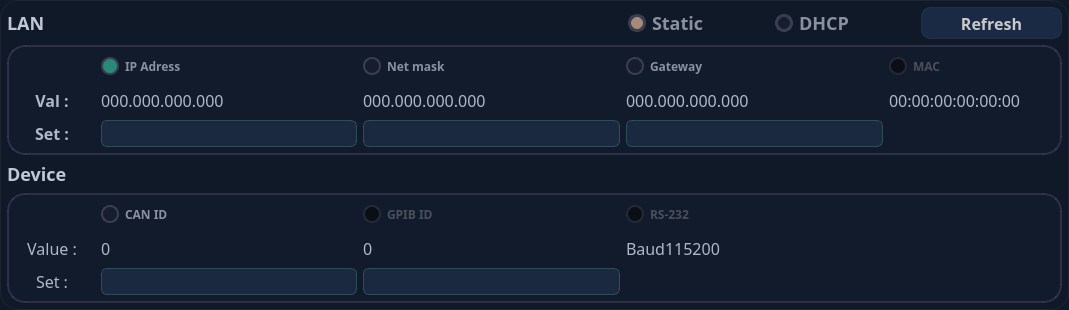
Before: the Qt Designer form widgets/devicesetting.ui in housir-debug/Leacesy_M3506, drawn with Qt 5.
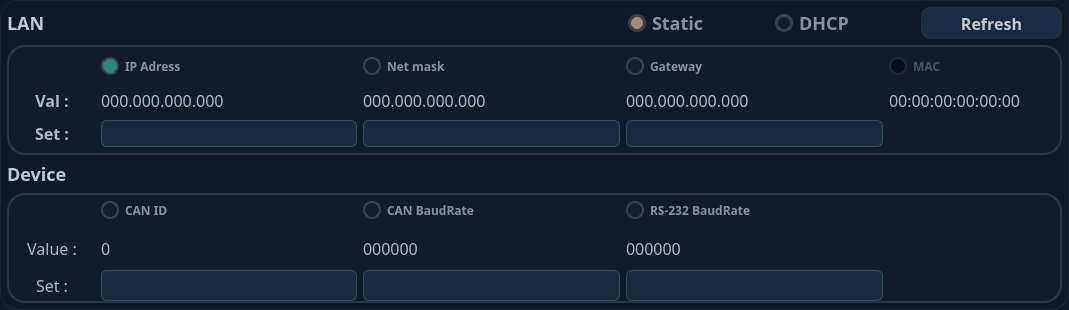
After: the same form once the commit is applied.

Diff of the .ui file:
```diff
--- a/widgets/devicesetting.ui
+++ b/widgets/devicesetting.ui
@@ -861,7 +861,7 @@
     font-size: 16px;
 }
 
-#canidvaluelabel, #gpibvaluelabel {
+#canidvaluelabel, #canbaudvaluelabel ,#rs232baudvaluelabel{
     color: #E0E8F0;
     background-color: #1A2840;
     border: 1px solid rgba(90, 180, 160, 0.3);
@@ -883,13 +883,13 @@
        <number>0</number>
       </property>
       <property name="topMargin">
-       <number>6</number>
+       <number>0</number>
       </property>
       <property name="rightMargin">
        <number>0</number>
       </property>
       <property name="bottomMargin">
-       <number>6</number>
+       <number>0</number>
       </property>
       <item row="0" column="1">
        <widget class="QRadioButton" name="canidradioButton">
@@ -930,17 +930,52 @@
         </attribute>
        </widget>
       </item>
-      <item row="1" column="4">
-       <widget class="QLabel" name="label_19">
+      <item row="0" column="2">
+       <widget class="QRadioButton" name="canbaudradioButton">
+        <property name="enabled">
+         <bool>true</bool>
+        </property>
+        <property name="sizePolicy">
+         <sizepolicy hsizetype="Preferred" vsizetype="Preferred">
+          <horstretch>0</horstretch>
+          <verstretch>0</verstretch>
+         </sizepolicy>
+        </property>
+        <property name="font">
+         <font>
+          <family>WenQuanYi Micro Hei</family>
+          <pointsize>-1</pointsize>
+          <weight>75</weight>
+          <bold>true</bold>
+         </font>
+        </property>
+        <property name="cursor">
+         <cursorShape>BlankCursor</cursorShape>
+        </property>
+        <property name="mouseTracking">
+         <bool>false</bool>
+        </property>
+        <property name="focusPolicy">
+         <enum>Qt::NoFocus</enum>
+        </property>
+        <property name="contextMenuPolicy">
+         <enum>Qt::NoContextMenu</enum>
+        </property>
         <property name="text">
-         <string/>
+         <string>CAN BaudRate</string>
         </property>
+        <property name="checked">
+         <bool>false</bool>
+        </property>
+        <attribute name="buttonGroup">
+         <string notr="true">buttonGroup</string>
+        </attribute>
        </widget>
       </item>
       <item row="0" column="3">
        <widget class="QRadioButton" name="rs232radioButton">
         <property name="enabled">
-         <bool>false</bool>
+         <bool>true</bool>
         </property>
         <property name="sizePolicy">
          <sizepolicy hsizetype="Preferred" vsizetype="Preferred">
@@ -969,7 +1004,10 @@
          <enum>Qt::NoContextMenu</enum>
         </property>
         <property name="text">
-         <string>RS-232</string>
+         <string>RS-232 BaudRate</string>
+        </property>
+        <property name="checkable">
+         <bool>true</bool>
         </property>
         <property name="checked">
          <bool>false</bool>
@@ -979,28 +1017,6 @@
         </attribute>
        </widget>
       </item>
-      <item row="2" column="1">
-       <widget class="QLabel" name="canidvaluelabel">
-        <property name="font">
-         <font>
-          <family>WenQuanYi Micro Hei</family>
-          <pointsize>-1</pointsize>
-         </font>
-        </property>
-        <property name="cursor">
-         <cursorShape>BlankCursor</cursorShape>
-        </property>
-        <property name="contextMenuPolicy">
-         <enum>Qt::NoContextMenu</enum>
-        </property>
-        <property name="lineWidth">
-         <number>0</number>
-        </property>
-        <property name="text">
-         <string/>
-        </property>
-       </widget>
-      </item>
       <item row="1" column="0">
        <widget class="QLabel" name="devicevaluelabel">
         <property name="font">
@@ -1026,8 +1042,8 @@
         </property>
        </widget>
       </item>
-      <item row="1" column="3">
-       <widget class="QLabel" name="rs232label">
+      <item row="1" column="1">
+       <widget class="QLabel" name="canidlabel">
         <property name="font">
          <font>
           <family>WenQuanYi Micro Hei</family>
@@ -1044,36 +1060,7 @@
          <number>0</number>
         </property>
         <property name="text">
-         <string>Baud115200</string>
-        </property>
-       </widget>
-      </item>
-      <item row="2" column="2">
-       <widget class="QLabel" name="gpibvaluelabel">
-        <property name="font">
-         <font>
-          <family>WenQuanYi Micro Hei</family>
-          <pointsize>-1</pointsize>
-         </font>
-        </property>
-        <property name="cursor">
-         <cursorShape>BlankCursor</cursorShape>
-        </property>
-        <property name="contextMenuPolicy">
-         <enum>Qt::NoContextMenu</enum>
-        </property>
-        <property name="lineWidth">
-         <number>0</number>
-        </property>
-        <property name="text">
-         <string/>
-        </property>
-       </widget>
-      </item>
-      <item row="2" column="4">
-       <widget class="QLabel" name="label_21">
-        <property name="text">
-         <string/>
+         <string>0</string>
         </property>
        </widget>
       </item>
@@ -1095,27 +1082,16 @@
          <number>0</number>
         </property>
         <property name="text">
-         <string>0</string>
+         <string>000000</string>
         </property>
        </widget>
       </item>
-      <item row="0" column="2">
-       <widget class="QRadioButton" name="gpibidradioButton">
-        <property name="enabled">
-         <bool>false</bool>
-        </property>
-        <property name="sizePolicy">
-         <sizepolicy hsizetype="Preferred" vsizetype="Preferred">
-          <horstretch>0</horstretch>
-          <verstretch>0</verstretch>
-         </sizepolicy>
-        </property>
+      <item row="1" column="3">
+       <widget class="QLabel" name="rs232baudlabel">
         <property name="font">
          <font>
           <family>WenQuanYi Micro Hei</family>
           <pointsize>-1</pointsize>
-          <weight>75</weight>
-          <bold>true</bold>
          </font>
         </property>
         <property name="cursor">
@@ -1130,11 +1106,18 @@
         <property name="contextMenuPolicy">
          <enum>Qt::NoContextMenu</enum>
         </property>
+        <property name="lineWidth">
+         <number>0</number>
+        </property>
         <property name="text">
-         <string>GPIB ID</string>
+         <string>000000</string>
         </property>
-        <property name="checked">
-         <bool>false</bool>
+       </widget>
+      </item>
+      <item row="1" column="4">
+       <widget class="QLabel" name="label_19">
+        <property name="text">
+         <string/>
         </property>
         <attribute name="buttonGroup">
          <string notr="true">buttonGroup</string>
@@ -1166,8 +1149,8 @@
         </property>
        </widget>
       </item>
-      <item row="1" column="1">
-       <widget class="QLabel" name="canidlabel">
+      <item row="2" column="1">
+       <widget class="QLabel" name="canidvaluelabel">
         <property name="font">
          <font>
           <family>WenQuanYi Micro Hei</family>
@@ -1184,7 +1167,61 @@
          <number>0</number>
         </property>
         <property name="text">
-         <string>0</string>
+         <string/>
+        </property>
+       </widget>
+      </item>
+      <item row="2" column="2">
+       <widget class="QLabel" name="canbaudvaluelabel">
+        <property name="font">
+         <font>
+          <family>WenQuanYi Micro Hei</family>
+          <pointsize>-1</pointsize>
+         </font>
+        </property>
+        <property name="cursor">
+         <cursorShape>BlankCursor</cursorShape>
+        </property>
+        <property name="contextMenuPolicy">
+         <enum>Qt::NoContextMenu</enum>
+        </property>
+        <property name="lineWidth">
+         <number>0</number>
+        </property>
+        <property name="text">
+         <string/>
+        </property>
+       </widget>
+      </item>
+      <item row="2" column="3">
+       <widget class="QLabel" name="rs232baudvaluelabel">
+        <property name="font">
+         <font>
+          <family>WenQuanYi Micro Hei</family>
+          <pointsize>-1</pointsize>
+         </font>
+        </property>
+        <property name="cursor">
+         <cursorShape>BlankCursor</cursorShape>
+        </property>
+        <property name="contextMenuPolicy">
+         <enum>Qt::NoContextMenu</enum>
+        </property>
+        <property name="lineWidth">
+         <number>0</number>
+        </property>
+        <property name="text">
+         <string/>
+        </property>
+       </widget>
+      </item>
+      <item row="2" column="4">
+       <widget class="QLabel" name="label_21">
+        <property name="lineWidth">
+         <number>0</number>
+        </property>
+        <property name="text">
+         <string/>
         </property>
        </widget>
       </item>
```
Left out of the diff: 15 changed lines with no effect on the pictures.
